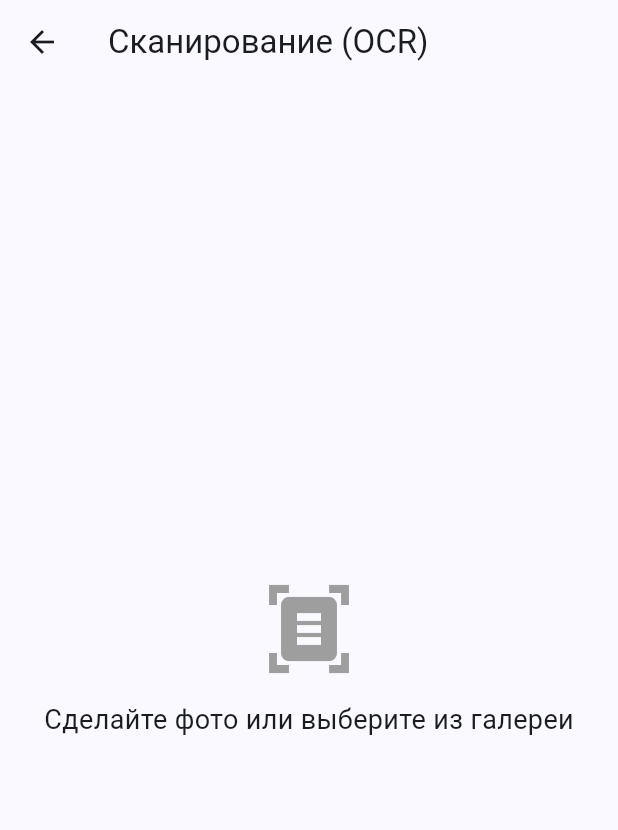
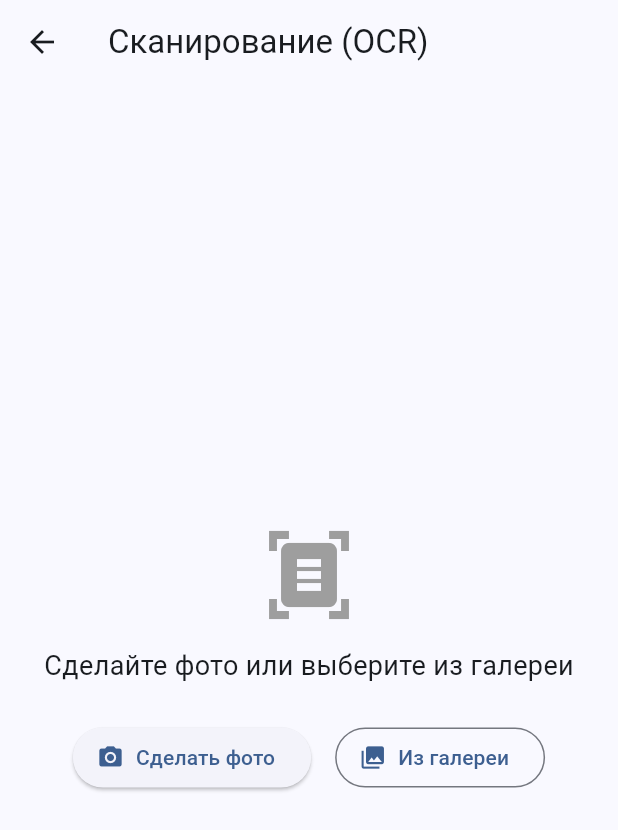
Before and after one commit to ilia23star2-ops/WMS-Geology, a Flutter app: the ScannerScreen screen opened directly, after a tap on the "document scanner" icon, on a phone screen of 412 x 824 dp. Shown: the top 830 px of the screen. Run offline on Flutter 3.47's test engine with Material 3 defaults, Android fonts, the phone set to English and light mode, and no system bars; our stand-ins replace dio, flutter_secure_storage, image_picker, open_filex, pdf, shared_preferences and 1 more; missing offline and left inert: google_mlkit_text_recognition, mobile_scanner, tesseract_ocr; accounts and stored records are empty; network calls fail.

Commit message:
3.x-migration — switch OCR screen to ML Kit, add camera/gallery buttons, responsive layout

```diff
--- a/mobile/lib/screens/ocr_screen.dart
+++ b/mobile/lib/screens/ocr_screen.dart
@@ -7,7 +7,7 @@ import 'package:image/image.dart' as img;
 import '../db/catalog_dao.dart';
 import '../db/duplicate_checker.dart';
 import '../models/ocr_result.dart';
-import '../services/tesseract_ocr_service.dart';
+import '../services/ocr_service.dart';
 import '../utils/levenshtein.dart';
 
 enum OcrStep {
@@ -29,7 +29,7 @@ class OcrScreen extends StatefulWidget {
 }
 
 class _OcrScreenState extends State<OcrScreen> {
-  final TesseractOcrService _ocrService = TesseractOcrService();
+  final MlKitOcrService _ocrService = MlKitOcrService();
   final ImagePicker _picker = ImagePicker();
 
   File? _originalFile;
@@ -84,6 +84,8 @@ class _OcrScreenState extends State<OcrScreen> {
     _incomingCtrl.dispose();
     _researchCtrl.dispose();
     _containerCtrl.dispose();
+    _ocrService.dispose();
+    _ocrService.dispose();
     super.dispose();
   }
 
@@ -347,19 +349,24 @@ class _OcrScreenState extends State<OcrScreen> {
   Widget _buildEmptyState() => Center(
     child: Column(
       mainAxisSize: MainAxisSize.min,
-      children: const [
-        Icon(Icons.document_scanner, size: 64, color: Colors.grey),
-        SizedBox(height: 16),
-        Text(
-          'Сделайте фото или выберите из галереи',
-          style: TextStyle(fontSize: 18),
-        ),
+      children: [
+        const Icon(Icons.document_scanner, size: 64, color: Colors.grey),
+        const SizedBox(height: 16),
+        const Text('Сделайте фото или выберите из галереи', style: TextStyle(fontSize: 18)),
+        const SizedBox(height: 24),
+        Row(mainAxisAlignment: MainAxisAlignment.center, children: [
+          ElevatedButton.icon(onPressed: () => _pickImage(ImageSource.camera), icon: const Icon(Icons.camera_alt), label: const Text('Сделать фото')),
+          const SizedBox(width: 16),
+          OutlinedButton.icon(onPressed: () => _pickImage(ImageSource.gallery), icon: const Icon(Icons.photo_library), label: const Text('Из галереи')),
+        ]),
       ],
     ),
   );
 
   Widget _buildLayout() {
-    return Row(
+    final isNarrow = MediaQuery.of(context).size.width < 700;
+    return Flex(
+      direction: isNarrow ? Axis.vertical : Axis.horizontal,
       children: [
         Expanded(
           flex: 2,
@@ -444,7 +451,7 @@ class _OcrScreenState extends State<OcrScreen> {
           ),
         ),
         Expanded(
-          flex: 1,
+          flex: isNarrow ? 3 : 1,
           child: SafeArea(
             child: Container(
               color: Colors.grey[100],
--- a/mobile/lib/screens/scanner_screen.dart
+++ b/mobile/lib/screens/scanner_screen.dart
@@ -119,7 +119,7 @@ class _ScannerScreenState extends State<ScannerScreen> {
             tooltip: 'OCR старой этикетки',
             onPressed: () {
               Navigator.of(context).push(
-                MaterialPageRoute(builder: (_) => const OcrScreen()),
+                MaterialPageRoute(builder: (_) => OcrScreen()),
               );
             },
           ),
--- a/mobile/pubspec.yaml
+++ b/mobile/pubspec.yaml
@@ -25,7 +25,6 @@ dependencies:
   image_picker: ^1.1.2
   image: ^4.3.0
   # 3.x-migration: Современный форк Tesseract, совместимый с Gradle 9
-  tesseract_ocr: ^0.5.0
 
 dev_dependencies:
   flutter_test:
```
Also changed, not shown: mobile/pubspec.lock.
